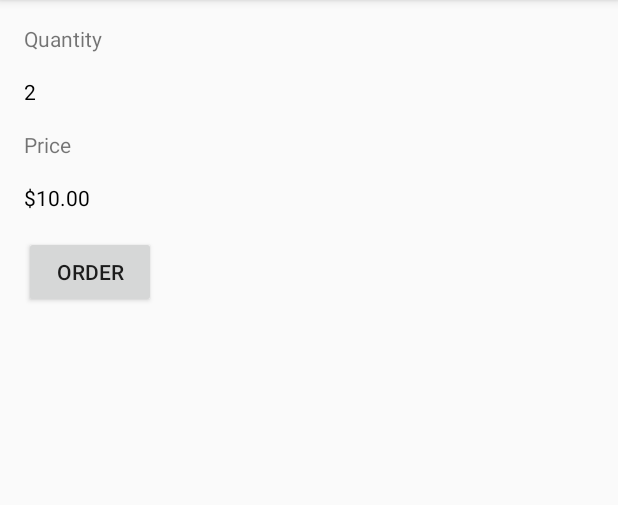
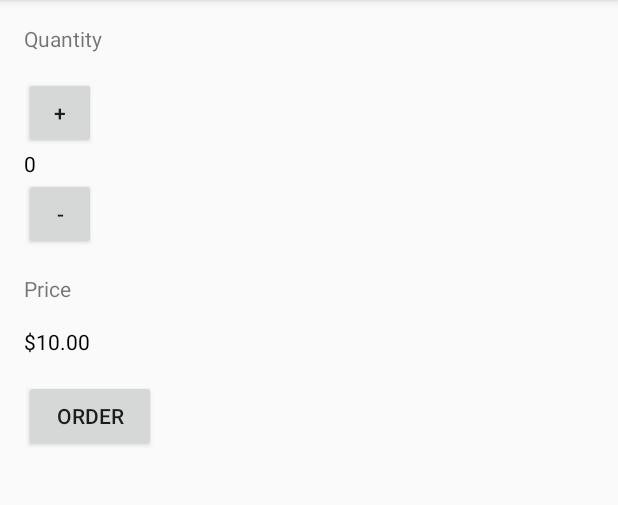
Before and after one commit to kkulikowski/android_justJava, an Android app: the screen it shows after launch (MainActivity), after a tap on "ORDER", on a phone screen of 412 x 824 dp, the part 84-589 px from its top. Run offline under Robolectric (Android 15) with nearby library versions, the phone set to English and light mode, and no system bars.

```diff
--- a/app/src/main/java/com/example/android/justjava/MainActivity.java
+++ b/app/src/main/java/com/example/android/justjava/MainActivity.java
@@ -17,6 +17,7 @@ import java.text.NumberFormat;
  * This app displays an order form to order coffee.
  */
 public class MainActivity extends AppCompatActivity {
+    int quantity = 2;
 
     @Override
     protected void onCreate(Bundle savedInstanceState) {
@@ -28,10 +29,24 @@ public class MainActivity extends AppCompatActivity {
      * This method is called when the order button is clicked.
      */
     public void submitOrder(View view) {
-        display(2);
-        displayPrice(2 * 5);
+        displayPrice(quantity * 5);
     }
 
+    /**
+     * This method increase quantity
+     */
+    public void increment(View view) {
+        quantity = quantity + 1;
+        display(quantity);
+    }
+
+    /**
+     * This method decrease quantity
+     */
+    public void decrement(View view) {
+        quantity = quantity - 1;
+        display(quantity);
+    }
 
     /**
      * This method displays the given price on the screen.
--- a/app/src/main/res/layout/activity_main.xml
+++ b/app/src/main/res/layout/activity_main.xml
@@ -15,13 +15,23 @@
         android:layout_width="wrap_content"
         android:layout_height="wrap_content"
         android:text="Quantity" />
+    <Button
+        android:layout_width="48dp"
+        android:layout_height="48dp"
+        android:layout_marginTop="16dp"
+        android:text="+"
+        android:onClick="increment"/>
     <TextView
         android:id="@+id/quantity_text_view"
         android:layout_width="wrap_content"
         android:layout_height="wrap_content"
-        android:layout_marginTop="16dp"
         android:text="0"
         android:textColor="#000000" />
+    <Button
+        android:layout_width="48dp"
+        android:layout_height="48dp"
+        android:text="-"
+        android:onClick="decrement"/>
     <TextView
         android:layout_width="wrap_content"
         android:layout_height="wrap_content"
```
